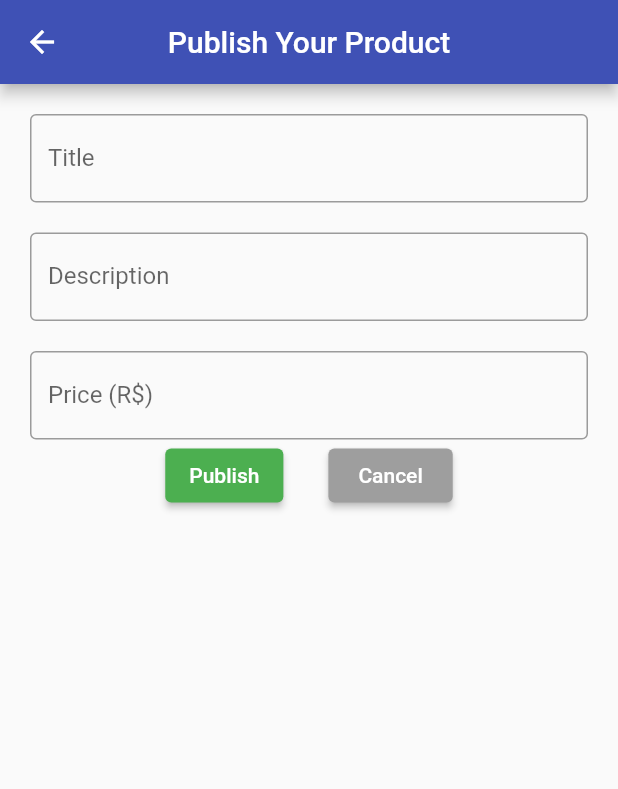
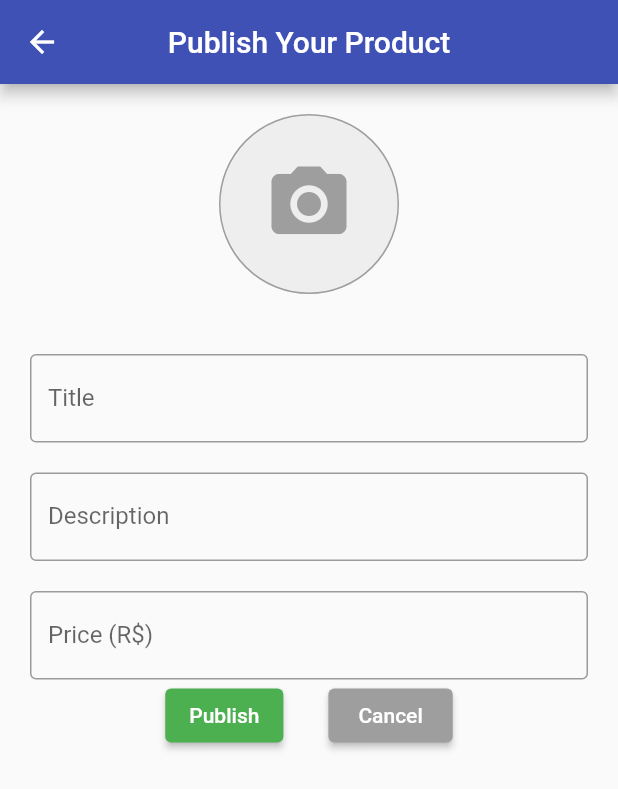
Before and after one commit to devarthurmiranda/app_advertisement, a Flutter app: the screen it shows after launch, after a tap on the "shopping bag" icon, on a phone screen of 412 x 824 dp. Shown: the top 789 px of the screen. Run offline on Flutter 3.47's test engine with Material 3 defaults, Android fonts, the phone set to English and light mode, and no system bars; our stand-ins replace image_picker, sqflite; accounts and stored records are empty.

```diff
--- a/lib/database/helpers/product_helper.dart
+++ b/lib/database/helpers/product_helper.dart
@@ -3,14 +3,15 @@ import 'package:app_anuncios/model/product.dart';
 import 'package:sqflite/sqflite.dart';
 
 class ProductHelper {
-  static final String tableName = 'product';
-  static final String idColumn = 'id';
-  static final String titleColumn = 'title';
-  static final String descriptionColumn = 'description';
-  static final String priceColumn = 'price';
+  static const String tableName = 'product';
+  static const String idColumn = 'id';
+  static const String titleColumn = 'title';
+  static const String descriptionColumn = 'description';
+  static const String priceColumn = 'price';
+  static const String imagePathColumn = 'imagePath';
 
   static String get createScript {
-    return "CREATE TABLE ${tableName}($idColumn INTEGER PRIMARY KEY AUTOINCREMENT, $titleColumn TEXT NOT NULL, $descriptionColumn TEXT NOT NULL, $priceColumn TEXT NOT NULL );";
+    return "CREATE TABLE $tableName ($idColumn INTEGER PRIMARY KEY AUTOINCREMENT, $titleColumn TEXT NOT NULL, $descriptionColumn TEXT NOT NULL, $priceColumn TEXT NOT NULL, $imagePathColumn STRING);";
   }
 
   Future<Product?> saveProduct(Product product) async {
@@ -25,8 +26,13 @@ class ProductHelper {
   Future<List<Product>?> getAll() async {
     Database? db = await DatabaseHelper().db;
     if (db == null) return null;
-    List<Map> returnedProducts = await db.query(tableName,
-        columns: [idColumn, titleColumn, descriptionColumn, priceColumn]);
+    List<Map> returnedProducts = await db.query(tableName, columns: [
+      idColumn,
+      titleColumn,
+      descriptionColumn,
+      priceColumn,
+      imagePathColumn
+    ]);
     List<Product> products = List.empty(growable: true);
 
     for (Map product in returnedProducts) {
--- a/lib/database_helper.dart
+++ b/lib/database_helper.dart
@@ -18,9 +18,9 @@ class DatabaseHelper {
 
     try {
       return _db = await openDatabase(path,
-          version: 1, onCreate: _onCreateDB, onUpgrade: _onUpgradeDB);
+          version: 2, onCreate: _onCreateDB, onUpgrade: _onUpgradeDB);
     } catch (e) {
-      print(e);
+      throw Exception(e);
     }
   }
 
--- a/lib/insert_product_page.dart
+++ b/lib/insert_product_page.dart
@@ -1,5 +1,10 @@
+import 'dart:io';
+
 import 'package:flutter/material.dart';
 import 'package:app_anuncios/model/product.dart';
+import 'package:flutter/widgets.dart';
+import 'package:image_picker/image_picker.dart';
+import 'package:path_provider/path_provider.dart';
 
 class InsertProduct extends StatefulWidget {
   final Product? product;
@@ -14,6 +19,7 @@ class _InsertProductState extends State<InsertProduct> {
   final TextEditingController _descriptionController = TextEditingController();
   final TextEditingController _priceController = TextEditingController();
   final GlobalKey<FormState> _formKey = GlobalKey<FormState>();
+  File? _image;
 
   @override
   void initState() {
@@ -22,6 +28,7 @@ class _InsertProductState extends State<InsertProduct> {
       _titleController.text = widget.product!.title;
       _descriptionController.text = widget.product!.description;
       _priceController.text = widget.product!.price;
+      _image = widget.product!.image;
     }
   }
 
@@ -32,12 +39,52 @@ class _InsertProductState extends State<InsertProduct> {
         title: const Text('Publish Your Product'),
         centerTitle: true,
       ),
-      body: Container(
+      body: Column(
+        children: [
+          GestureDetector(
+            child: Container(
+              margin: const EdgeInsets.symmetric(vertical: 20),
+              width: 120,
+              height: 120,
+              decoration: BoxDecoration(
+                color: Colors.grey[200],
+                border: Border.all(width: 1, color: Colors.grey),
+                shape: BoxShape.circle,
+              ),
+              child: const Icon(
+                Icons.camera_alt,
+                size: 60,
+                color: Colors.grey,
+              ),
+            ),
+            onTap: () async {
+              final ImagePicker _picker = ImagePicker();
+              final XFile? pickedFile =
+                  await _picker.pickImage(source: ImageSource.camera);
+              if (pickedFile != null) {
+                File image = File(pickedFile.path);
+                Directory directory = await getApplicationDocumentsDirectory();
+                String _localPath = directory.path;
+
+                String uniqueID = UniqueKey().toString();
+
+                final File savedImage =
+                    await image.copy('$_localPath/$uniqueID.png');
+                setState(
+                  () {
+                    _image = savedImage;
+                  },
+                );
+              }
+            },
+          ),
+          Container(
             padding: const EdgeInsets.all(20),
             child: Form(
               key: _formKey,
               child: Column(
-            crossAxisAlignment: CrossAxisAlignment.center, // Added this line
+                crossAxisAlignment:
+                    CrossAxisAlignment.center, // Added this line
                 children: [
                   TextFormField(
                     controller: _titleController,
@@ -85,7 +132,8 @@ class _InsertProductState extends State<InsertProduct> {
                     children: [
                       ElevatedButton(
                         style: ButtonStyle(
-                      backgroundColor: MaterialStateProperty.all(Colors.green),
+                          backgroundColor:
+                              MaterialStateProperty.all(Colors.green),
                         ),
                         onPressed: () {
                           if (_formKey.currentState!.validate()) {
@@ -93,6 +141,7 @@ class _InsertProductState extends State<InsertProduct> {
                               _titleController.text,
                               _descriptionController.text,
                               _priceController.text,
+                              _image,
                             );
                             Navigator.pop(context, product);
                           }
@@ -102,7 +151,8 @@ class _InsertProductState extends State<InsertProduct> {
                       const SizedBox(width: 30),
                       ElevatedButton(
                         style: ButtonStyle(
-                      backgroundColor: MaterialStateProperty.all(Colors.grey),
+                          backgroundColor:
+                              MaterialStateProperty.all(Colors.grey),
                           padding: MaterialStateProperty.all(
                             const EdgeInsets.symmetric(horizontal: 20),
                           ),
@@ -116,6 +166,8 @@ class _InsertProductState extends State<InsertProduct> {
               ),
             ),
           ),
+        ],
+      ),
     );
   }
 }
--- a/pubspec.yaml
+++ b/pubspec.yaml
@@ -12,6 +12,8 @@ dependencies:
   path_provider: ^2.0.8
   shared_preferences: ^2.0.10
   sqflite: ^2.0.1
+  image_picker: ^0.8.4+4
+  url_launcher: ^6.2.6
 
 
 dev_dependencies:
```
Also changed, not shown: lib/main_page.dart (+26 -8 lines), lib/model/product.dart (+13 -10 lines), pubspec.lock, 6 other files. Lines whose indentation alone changed are shown as unchanged.
